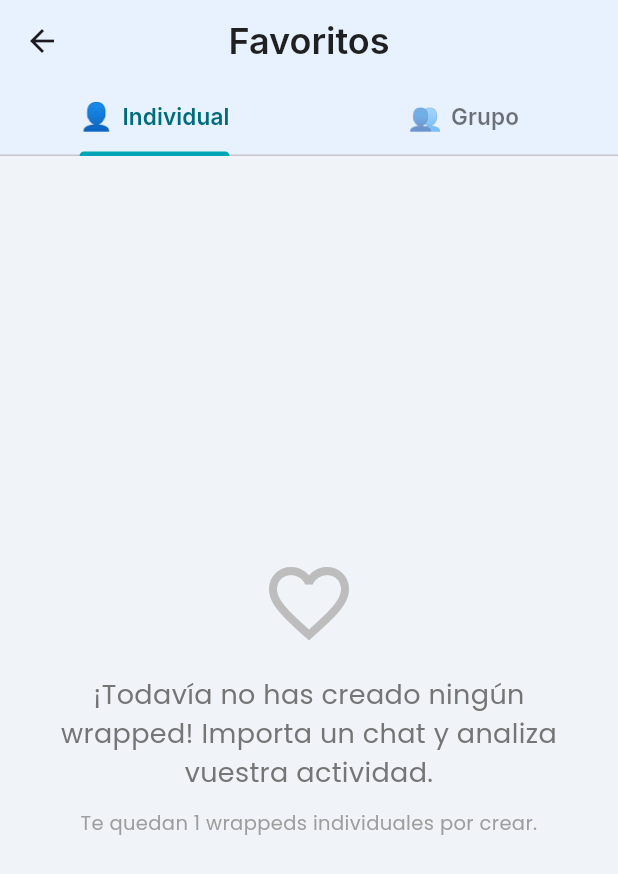
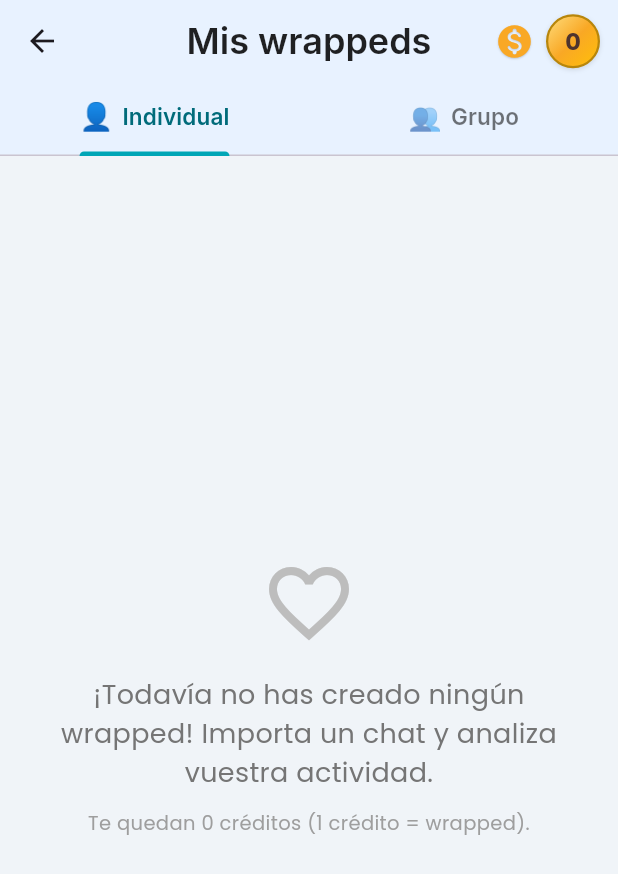
Before and after one commit to DavidZgz32/whalyze, a Flutter app: the HomeScreen screen opened directly, after a tap on the "favorite outline" icon, on a phone screen of 412 x 824 dp. Shown: the top 874 px of the screen. Run offline on Flutter 3.47's test engine with Material 3 defaults, Android fonts, the phone set to English and light mode, and no system bars; our stand-ins replace cloud_firestore, file_picker, firebase_auth, firebase_core, google_fonts, google_mobile_ads and 4 more; missing offline and left inert: flutter_archive; accounts and stored records are empty; network calls fail.

Commit message:
Pagos app

```diff
--- a/lib/favorites_screen.dart
+++ b/lib/favorites_screen.dart
@@ -28,6 +28,7 @@ class _FavoritesScreenState extends State<FavoritesScreen> {
   void didChangeDependencies() {
     super.didChangeDependencies();
     _loadWrappeds();
+    _loadQuota();
   }
 
   Future<void> _loadQuota() async {
@@ -46,7 +47,7 @@ class _FavoritesScreenState extends State<FavoritesScreen> {
     });
   }
 
-  String _remainingQuotaSubtitle({required bool isGroup}) {
+  String _remainingQuotaSubtitle() {
     if (_quotaLoading) return 'Cargando saldo de wrappeds…';
     final q = _quota;
     if (q == null) {
@@ -55,11 +56,139 @@ class _FavoritesScreenState extends State<FavoritesScreen> {
     if (q.hasPaid) {
       return 'Puedes crear wrappeds sin límite.';
     }
-    final n = q.remainingForKind(isGroup: isGroup);
-    if (isGroup) {
-      return 'Te quedan $n wrappeds grupales por crear.';
+    final n = q.wrappedRemaining;
+    return 'Te quedan $n créditos (1 crédito = wrapped).';
+  }
+
+  static const _coinGoldA = Color(0xFFFFE082);
+  static const _coinGoldB = Color(0xFFF9A825);
+  static const _coinGoldC = Color(0xFFFFC107);
+  static const _coinBorder = Color(0xFFB8860B);
+  static const _coinText = Color(0xFF4E342E);
+
+  static const Widget _creditIcon = Icon(
+    Icons.monetization_on_rounded,
+    color: _coinGoldB,
+    size: 26,
+    shadows: [
+      Shadow(
+        color: Color(0x33000000),
+        blurRadius: 1,
+        offset: Offset(0, 0.5),
+      ),
+    ],
+  );
+
+  Widget _coinBadge({required Widget child}) {
+    return Container(
+      width: 36,
+      height: 36,
+      decoration: BoxDecoration(
+        shape: BoxShape.circle,
+        gradient: const LinearGradient(
+          colors: [_coinGoldA, _coinGoldB, _coinGoldC],
+          begin: Alignment.topLeft,
+          end: Alignment.bottomRight,
+        ),
+        border: Border.all(color: _coinBorder, width: 1.5),
+        boxShadow: [
+          BoxShadow(
+            color: Colors.black.withValues(alpha: 0.12),
+            blurRadius: 2,
+            offset: const Offset(0, 1),
+          ),
+        ],
+      ),
+      child: Center(child: child),
+    );
+  }
+
+  Widget _buildQuotaCredits() {
+    if (_quotaLoading) {
+      return const Row(
+        mainAxisSize: MainAxisSize.min,
+        children: [
+          _creditIcon,
+          SizedBox(width: 8),
+          SizedBox(
+            width: 36,
+            height: 36,
+            child: Padding(
+              padding: EdgeInsets.all(8),
+              child: CircularProgressIndicator(
+                strokeWidth: 2,
+                color: _coinGoldB,
+              ),
+            ),
+          ),
+        ],
+      );
     }
-    return 'Te quedan $n wrappeds individuales por crear.';
+    final q = _quota;
+    if (q == null) {
+      return Row(
+        mainAxisSize: MainAxisSize.min,
+        children: [
+          Icon(Icons.monetization_on_rounded, color: Colors.grey.shade400, size: 26),
+          const SizedBox(width: 8),
+          Container(
+            width: 36,
+            height: 36,
+            decoration: BoxDecoration(
+              shape: BoxShape.circle,
+              color: Colors.grey.shade300,
+            ),
+            child: Center(
+              child: Text(
+                '?',
+                style: GoogleFonts.inter(
+                  fontSize: 14,
+                  fontWeight: FontWeight.w600,
+                  color: Colors.black54,
+                ),
+              ),
+            ),
+          ),
+        ],
+      );
+    }
+    if (q.hasPaid) {
+      return Row(
+        mainAxisSize: MainAxisSize.min,
+        children: [
+          _creditIcon,
+          const SizedBox(width: 8),
+          _coinBadge(
+            child: Text(
+              '∞',
+              style: GoogleFonts.inter(
+                fontSize: 20,
+                fontWeight: FontWeight.w800,
+                color: _coinText,
+                height: 1,
+              ),
+            ),
+          ),
+        ],
+      );
+    }
+    return Row(
+      mainAxisSize: MainAxisSize.min,
+      children: [
+        _creditIcon,
+        const SizedBox(width: 8),
+        _coinBadge(
+          child: Text(
+            '${q.wrappedRemaining}',
+            style: GoogleFonts.inter(
+              fontSize: 15,
+              fontWeight: FontWeight.w800,
+              color: _coinText,
+            ),
+          ),
+        ),
+      ],
+    );
   }
 
   /// Grupo WhatsApp: más de 2 participantes. 1:1 queda en Individual.
@@ -98,8 +227,8 @@ class _FavoritesScreenState extends State<FavoritesScreen> {
     );
   }
 
-  Widget _buildEmptyState(String message, {required bool isGroup}) {
-    final subtitle = _remainingQuotaSubtitle(isGroup: isGroup);
+  Widget _buildEmptyState(String message) {
+    final subtitle = _remainingQuotaSubtitle();
     return Center(
       child: Column(
         mainAxisAlignment: MainAxisAlignment.center,
@@ -143,11 +272,10 @@ class _FavoritesScreenState extends State<FavoritesScreen> {
 
   Widget _buildWrappedList(
     List<WrappedModel> items,
-    String emptyMessage, {
-    required bool isGroupTab,
-  }) {
+    String emptyMessage,
+  ) {
     if (items.isEmpty) {
-      return _buildEmptyState(emptyMessage, isGroup: isGroupTab);
+      return _buildEmptyState(emptyMessage);
     }
     return ListView.builder(
       padding: const EdgeInsets.all(16.0),
@@ -317,7 +445,7 @@ class _FavoritesScreenState extends State<FavoritesScreen> {
           backgroundColor: appBarColor,
           elevation: 0,
           title: Text(
-            'Favoritos',
+            'Mis wrappeds',
             style: GoogleFonts.inter(
               color: Colors.black87,
               fontSize: 24,
@@ -325,6 +453,12 @@ class _FavoritesScreenState extends State<FavoritesScreen> {
             ),
           ),
           centerTitle: true,
+          actions: [
+            Padding(
+              padding: const EdgeInsets.only(right: 12),
+              child: Center(child: _buildQuotaCredits()),
+            ),
+          ],
           bottom: PreferredSize(
             preferredSize: const Size.fromHeight(48),
             child: Material(
@@ -347,12 +481,10 @@ class _FavoritesScreenState extends State<FavoritesScreen> {
             _buildWrappedList(
               _individualWrappeds,
               '¡Todavía no has creado ningún wrapped! Importa un chat y analiza vuestra actividad.',
-              isGroupTab: false,
             ),
             _buildWrappedList(
               _groupWrappeds,
               '¡Todavía no has creado ningún wrapped grupal! Importa un chat grupal y analiza vuestra actividad en grupo.',
-              isGroupTab: true,
             ),
           ],
         ),
--- a/lib/services/firestore_user_service.dart
+++ b/lib/services/firestore_user_service.dart
@@ -9,14 +9,15 @@ import 'package:uuid/uuid.dart';
 import '../monetization_config.dart';
 
 const _kPrefsDeviceId = 'firebase_user_device_id';
-const _kPrefsIndividualCount = 'user_wrapped_individual_cache';
-const _kPrefsGroupCount = 'user_wrapped_group_cache';
-const _kPrefsRemaining = 'user_wrapped_remaining_cache';
+/// Caché local del campo Firestore [wrappedCount] (créditos restantes).
+const _kPrefsWrappedRemaining = 'user_wrapped_remaining_cache';
 const _kPrefsHasPaid = 'user_has_paid_cache';
 
-const _kFieldIndividual = 'individualWrappedCount';
-const _kFieldGroup = 'groupWrappedCount';
-const _kFieldRemaining = 'remainingWrappeds';
+/// Créditos de wrapped disponibles (inicio 2 gratis; anuncios/IAP suman).
+const _kFieldWrappedCount = 'wrappedCount';
+/// Esquema v2: [wrappedCount] = créditos restantes (no confundir con legacy).
+const _kFieldSchemaVersion = 'schemaVersion';
+const _kSchemaVersion = 2;
 
 class PaywallRequiredException implements Exception {
   PaywallRequiredException();
@@ -32,50 +33,44 @@ class FirestoreUserNotReadyException implements Exception {
 
 enum PreflightOpenWrapped { ok, paywall, deviceMismatch, notSignedIn, error }
 
-/// Cupo actual para mostrar en UI (p. ej. favoritos). Firestore es la fuente de verdad vía [FirestoreUserService.fetchQuotaSnapshot].
+/// Cupo para UI (p. ej. favoritos). Firestore es la fuente de verdad vía [FirestoreUserService.fetchQuotaSnapshot].
 class UserWrappedQuotaSnapshot {
   const UserWrappedQuotaSnapshot({
-    required this.individualWrappedCount,
-    required this.groupWrappedCount,
-    required this.remainingWrappeds,
+    required this.wrappedRemaining,
     required this.hasPaid,
   });
 
-  final int individualWrappedCount;
-  final int groupWrappedCount;
-  final int remainingWrappeds;
+  /// Créditos restantes (ignorar si [hasPaid]).
+  final int wrappedRemaining;
   final bool hasPaid;
 
-  /// Creaciones posibles de un tipo: 1 gratis si aún no usaste ese tipo + [remainingWrappeds] compartido.
-  /// `-1` significa ilimitado ([hasPaid] legacy).
-  int remainingForKind({required bool isGroup}) {
-    if (hasPaid) return -1;
-    final freeSlot = isGroup
-        ? (groupWrappedCount < 1 ? 1 : 0)
-        : (individualWrappedCount < 1 ? 1 : 0);
-    return freeSlot + remainingWrappeds;
-  }
+  /// Créditos que aún puedes gastar; -1 = ilimitado ([hasPaid]).
+  int get displayRemaining => hasPaid ? -1 : wrappedRemaining;
 }
 
 bool _legacyHasPaid(Map<String, dynamic> d) => d['hasPaid'] as bool? ?? false;
 
-/// Lee contadores efectivos; migra campos antiguos (`wrappedCount`, `wrappedQuota`) si faltan los nuevos.
-int _individualCount(Map<String, dynamic> d) {
-  final v = d[_kFieldIndividual];
+// --- Lectura legacy (solo migración) ---
+
+int _legacyIndividual(Map<String, dynamic> d) {
+  final v = d['individualWrappedCount'];
   if (v is num) return v.toInt();
+  if (d['wrappedQuota'] is num && d['wrappedCount'] is num) {
+    return 0;
+  }
   final legacy = d['wrappedCount'];
   if (legacy is num) return legacy.toInt();
   return 0;
 }
 
-int _groupCount(Map<String, dynamic> d) {
-  final v = d[_kFieldGroup];
+int _legacyGroup(Map<String, dynamic> d) {
+  final v = d['groupWrappedCount'];
   if (v is num) return v.toInt();
   return 0;
 }
 
-int _remainingWrappeds(Map<String, dynamic> d) {
-  final v = d[_kFieldRemaining];
+int _legacyRemainingPool(Map<String, dynamic> d) {
+  final v = d['remainingWrappeds'];
   if (v is num) return v.toInt();
   final quota = d['wrappedQuota'];
   final count = d['wrappedCount'];
@@ -85,15 +80,33 @@ int _remainingWrappeds(Map<String, dynamic> d) {
   return 0;
 }
 
-bool _canOpenWrappedKind(Map<String, dynamic> d, {required bool isGroup}) {
+/// [wrappedCount] en Firestore = créditos restantes con [schemaVersion] ≥ 2.
+/// Si falta [schemaVersion], se calcula desde el esquema antiguo.
+int _effectiveWrappedRemaining(Map<String, dynamic> d) {
+  if (_legacyHasPaid(d)) return 0;
+  final sv = (d[_kFieldSchemaVersion] as num?)?.toInt() ?? 0;
+  if (sv >= _kSchemaVersion) {
+    final v = d[_kFieldWrappedCount];
+    if (v is num) return math.max(0, v.toInt());
+    return 2;
+  }
+  final ind = _legacyIndividual(d);
+  final grp = _legacyGroup(d);
+  final pool = _legacyRemainingPool(d);
+  return math.max(0, 2 + pool - ind - grp);
+}
+
+bool _canOpenWrapped(Map<String, dynamic> d) {
   if (_legacyHasPaid(d)) return true;
-  if (isGroup) {
-    if (_groupCount(d) < 1) return true;
-    return _remainingWrappeds(d) > 0;
-  }
-  if (_individualCount(d) < 1) return true;
-  return _remainingWrappeds(d) > 0;
+  return _effectiveWrappedRemaining(d) > 0;
 }
+
+Map<String, dynamic> _stripLegacyWrappedFields() => {
+      'individualWrappedCount': FieldValue.delete(),
+      'groupWrappedCount': FieldValue.delete(),
+      'remainingWrappeds': FieldValue.delete(),
+      'wrappedQuota': FieldValue.delete(),
+    };
 
 /// Firestore `users/{uid}` as source of truth; anonymous auth + device binding + wrapped quota.
 class FirestoreUserService {
@@ -117,13 +130,9 @@ class FirestoreUserService {
 
   Future<void> _cacheFromDocData(Map<String, dynamic>? data) async {
     final prefs = await SharedPreferences.getInstance();
-    final ind = _individualCount(data ?? {});
-    final grp = _groupCount(data ?? {});
-    final rem = _remainingWrappeds(data ?? {});
     final paid = _legacyHasPaid(data ?? {});
-    await prefs.setInt(_kPrefsIndividualCount, ind);
-    await prefs.setInt(_kPrefsGroupCount, grp);
-    await prefs.setInt(_kPrefsRemaining, rem);
+    final rem = paid ? 0 : _effectiveWrappedRemaining(data ?? {});
+    await prefs.setInt(_kPrefsWrappedRemaining, rem);
     await prefs.setBool(_kPrefsHasPaid, paid);
   }
 
@@ -153,16 +162,14 @@ class FirestoreUserService {
         localDeviceId ??= _uuid.v4();
         await prefs.setString(_kPrefsDeviceId, localDeviceId);
         await ref.set({
-          _kFieldIndividual: 0,
-          _kFieldGroup: 0,
-          _kFieldRemaining: 0,
+          _kFieldWrappedCount: 2,
+          _kFieldSchemaVersion: _kSchemaVersion,
           'hasPaid': false,
           'deviceId': localDeviceId,
         });
         await _cacheFromDocData({
-          _kFieldIndividual: 0,
-          _kFieldGroup: 0,
-          _kFieldRemaining: 0,
+          _kFieldWrappedCount: 2,
+          _kFieldSchemaVersion: _kSchemaVersion,
           'hasPaid': false,
         });
         _bootstrapDone = true;
@@ -202,9 +209,7 @@ class FirestoreUserService {
   }
 
   /// Reads server state before opening the wrapped flow (UX gate).
-  Future<PreflightOpenWrapped> preflightOpenWrapped({
-    required bool isGroup,
-  }) async {
+  Future<PreflightOpenWrapped> preflightOpenWrapped() async {
     if (_deviceIdMismatch) return PreflightOpenWrapped.deviceMismatch;
 
     final user = FirebaseAuth.instance.currentUser;
@@ -223,7 +228,7 @@ class FirestoreUserService {
       final data = snap.data() ?? {};
       await _cacheFromDocData(data);
 
-      if (!_canOpenWrappedKind(data, isGroup: isGroup)) {
+      if (!_canOpenWrapped(data)) {
         return PreflightOpenWrapped.paywall;
       }
       return PreflightOpenWrapped.ok;
@@ -252,11 +257,10 @@ class FirestoreUserService {
       }
       final data = snap.data() ?? {};
       await _cacheFromDocData(data);
+      final paid = _legacyHasPaid(data);
       return UserWrappedQuotaSnapshot(
-        individualWrappedCount: _individualCount(data),
-        groupWrappedCount: _groupCount(data),
-        remainingWrappeds: _remainingWrappeds(data),
-        hasPaid: _legacyHasPaid(data),
+        wrappedRemaining: paid ? 0 : _effectiveWrappedRemaining(data),
+        hasPaid: paid,
       );
     } catch (e, st) {
       debugPrint('fetchQuotaSnapshot: $e\n$st');
@@ -264,8 +268,8 @@ class FirestoreUserService {
     }
   }
 
-  /// Atomically checks paywall rules and increments counters. [isGroup] must match el tipo de export.
-  Future<void> consumeWrappedSlot({required bool isGroup}) async {
+  /// Atomically checks paywall rules and decrements [wrappedCount] (1 por creación; cualquier tipo).
+  Future<void> consumeWrappedSlot() async {
     if (_deviceIdMismatch) throw DeviceSecurityException();
 
     final user = FirebaseAuth.instance.currentUser;
@@ -285,9 +289,8 @@ class FirestoreUserService {
       final snap = await tx.get(ref);
       if (!snap.exists) {
         tx.set(ref, {
-          _kFieldIndividual: isGroup ? 0 : 1,
-          _kFieldGroup: isGroup ? 1 : 0,
-          _kFieldRemaining: 0,
+          _kFieldWrappedCount: 1,
+          _kFieldSchemaVersion: _kSchemaVersion,
           'hasPaid': false,
           'deviceId': boundDeviceId,
         });
@@ -296,35 +299,17 @@ class FirestoreUserService {
 
       final d = snap.data() ?? {};
       final paid = _legacyHasPaid(d);
-      var ind = _individualCount(d);
-      var grp = _groupCount(d);
-      var rem = _remainingWrappeds(d);
+      var rem = _effectiveWrappedRemaining(d);
 
       if (!paid) {
-        final allowed = _canOpenWrappedKind(d, isGroup: isGroup);
-        if (!allowed) throw PaywallRequiredException();
-      }
-
-      if (isGroup) {
-        grp += 1;
-        if (!paid && _groupCount(d) >= 1) {
-          rem -= 1;
-        }
-      } else {
-        ind += 1;
-        if (!paid && _individualCount(d) >= 1) {
-          rem -= 1;
-        }
-      }
-
-      if (!paid && rem < 0) {
-        throw PaywallRequiredException();
+        if (rem <= 0) throw PaywallRequiredException();
+        rem -= 1;
       }
 
       final update = <String, dynamic>{
-        _kFieldIndividual: ind,
-        _kFieldGroup: grp,
-        _kFieldRemaining: rem,
+        _kFieldWrappedCount: rem,
+        _kFieldSchemaVersion: _kSchemaVersion,
+        ..._stripLegacyWrappedFields(),
       };
 
       tx.update(ref, update);
@@ -334,7 +319,7 @@ class FirestoreUserService {
     await _cacheFromDocData(fresh.data());
   }
 
-  /// +1 wrapped compartido (pool) tras anuncio bonificado.
+  /// +2 wrappeds tras anuncio bonificado.
   Future<void> grantBonusWrappedSlotFromAd() async {
     if (_deviceIdMismatch) throw DeviceSecurityException();
 
@@ -349,16 +334,19 @@ class FirestoreUserService {
       if (!snap.exists) return;
       final d = snap.data() ?? {};
       if (_legacyHasPaid(d)) return;
-      final rem = _remainingWrappeds(d);
-      tx.update(ref, {_kFieldRemaining: rem + 1});
+      final rem = _effectiveWrappedRemaining(d);
+      tx.update(ref, {
+        _kFieldWrappedCount: rem + 2,
+        _kFieldSchemaVersion: _kSchemaVersion,
+        ..._stripLegacyWrappedFields(),
+      });
     });
 
     final fresh = await ref.get();
     await _cacheFromDocData(fresh.data());
   }
 
-  /// Tras compra IAP completada: incrementa [remainingWrappeds] (+5 / +10) y [hasPaid] = true.
-  /// Usa transacción para lectura-modificación atómica.
+  /// Tras compra IAP completada: [hasPaid] = true (ilimitado en esta app).
   Future<void> applySuccessfulPurchase(String productId) async {
     final add = MonetizationConfig.wrappedSlotsForProductId(productId);
     if (add == null || add <= 0) return;
@@ -382,20 +370,19 @@ class FirestoreUserService {
       final snap = await tx.get(ref);
       if (!snap.exists) {
         tx.set(ref, {
-          _kFieldIndividual: 0,
-          _kFieldGroup: 0,
-          _kFieldRemaining: add,
+          _kFieldWrappedCount: 0,
+          _kFieldSchemaVersion: _kSchemaVersion,
           'hasPaid': true,
           'deviceId': boundDeviceId,
         });
         return;
       }
 
-      final d = snap.data() ?? {};
-      final rem = _remainingWrappeds(d);
       tx.update(ref, {
-        _kFieldRemaining: rem + add,
+        _kFieldWrappedCount: 0,
+        _kFieldSchemaVersion: _kSchemaVersion,
         'hasPaid': true,
+        ..._stripLegacyWrappedFields(),
       });
     });
 
--- a/lib/wrapped_screen.dart
+++ b/lib/wrapped_screen.dart
@@ -40,8 +40,7 @@ class _WrappedScreenState extends State<WrappedScreen> {
       return;
     }
     try {
-      final isGroup = _data!.participants.length > 2;
-      await FirestoreUserService.instance.consumeWrappedSlot(isGroup: isGroup);
+      await FirestoreUserService.instance.consumeWrappedSlot();
     } on PaywallRequiredException {
       if (mounted) {
         await showPaywallDialog(context);
--- a/pubspec.yaml
+++ b/pubspec.yaml
@@ -1,7 +1,7 @@
 name: wra5
 description: A simple Flutter app with Whalyze features
 publish_to: 'none'
-version: 1.0.3+10
+version: 1.0.4+11
 
 environment:
   sdk: '>=3.0.0 <4.0.0'
```
Also changed, not shown: lib/main.dart (+5 -11 lines), lib/monetization_config.dart (+8 -2 lines), lib/paywall_dialog.dart (+71 -56 lines), lib/services/iap_wrapped_pack_service.dart (+55 -7 lines).
